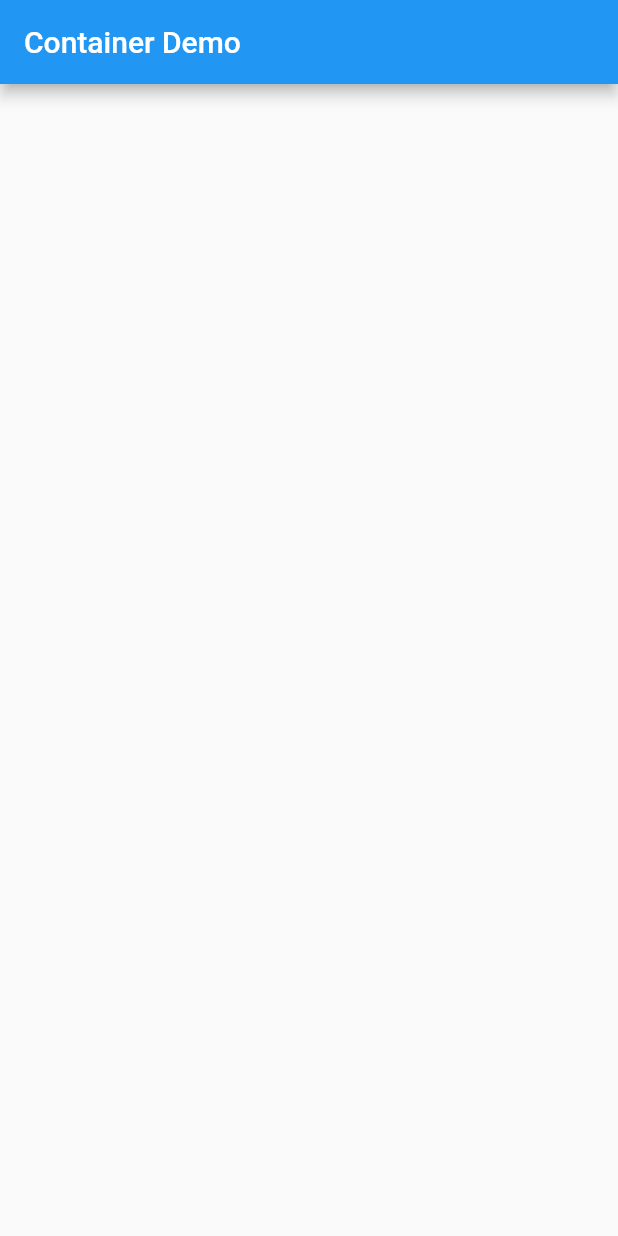
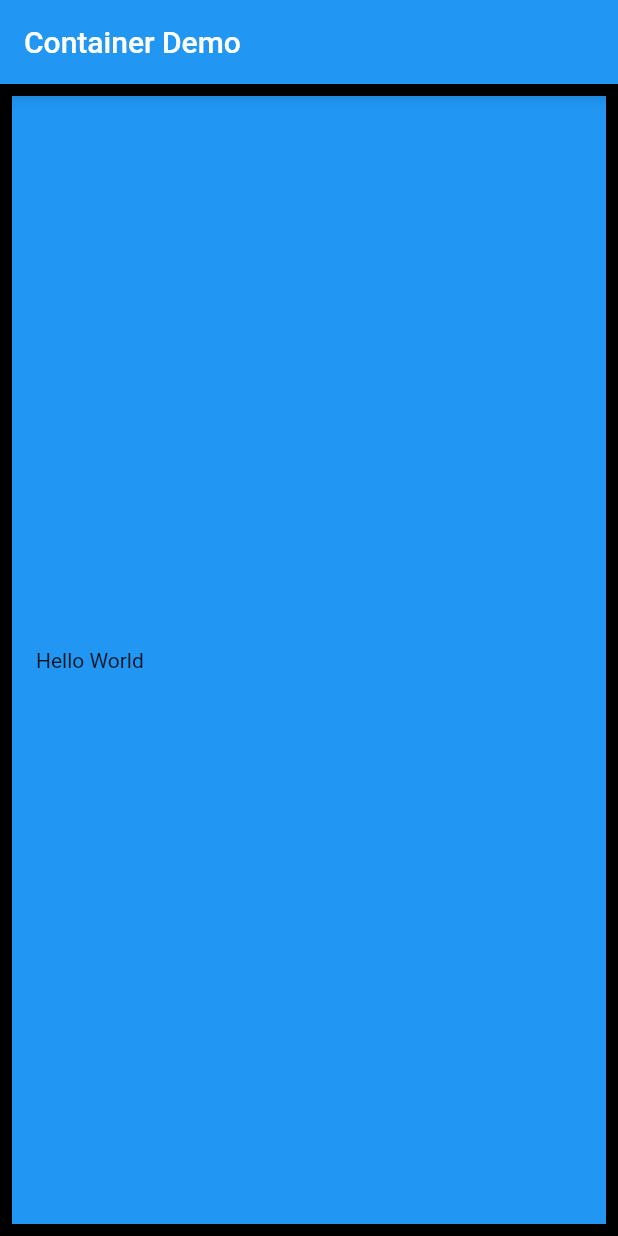
Before and after one commit to FlutterFlakes/ContainerWidgetDemo, a Flutter app: the screen it shows after launch, on a phone screen of 412 x 824 dp. Run offline on Flutter 3.47's test engine with Material 2 defaults, Android fonts, the phone set to English and light mode, and no system bars.

Commit message:
Container Demo Completed

```diff
--- a/lib/main.dart
+++ b/lib/main.dart
@@ -17,6 +17,16 @@ void main() => runApp(
 class ContainerWidgetDemo extends StatelessWidget {
   @override
   Widget build(BuildContext context) {
-    return new Container();
+    return new Container(
+        padding: EdgeInsets.all(16.0),
+        alignment: Alignment.centerLeft,
+        child: Text("Hello World"),
+        decoration: new BoxDecoration(
+          color: Colors.blue,
+          border: new Border.all(
+            color: Colors.black,
+            width: 8.0,
+          ),
+        ));
   }
 }
```
